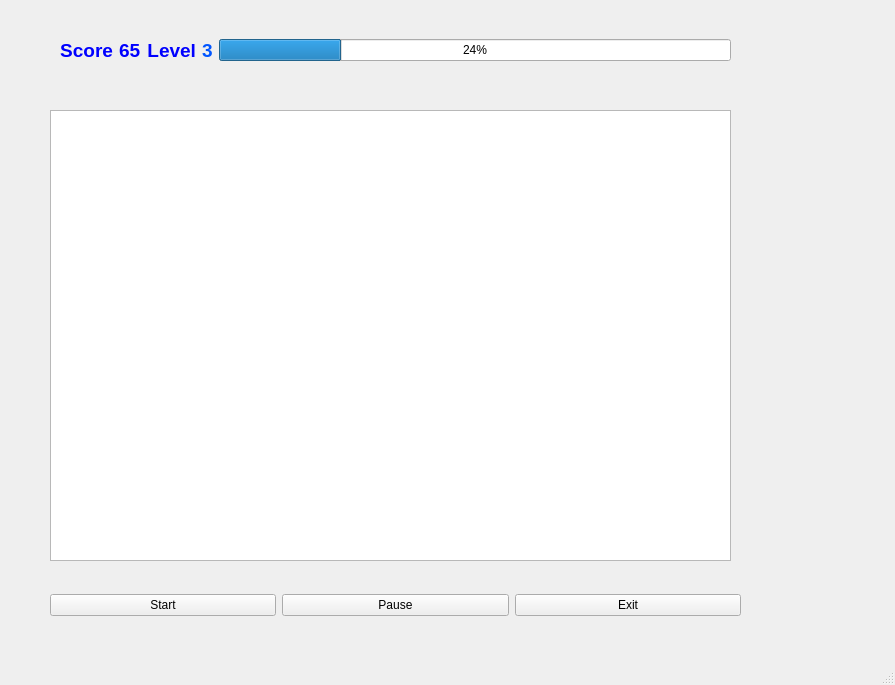
TheresePlaton/test, file snakewindow.ui: the form before one commit.
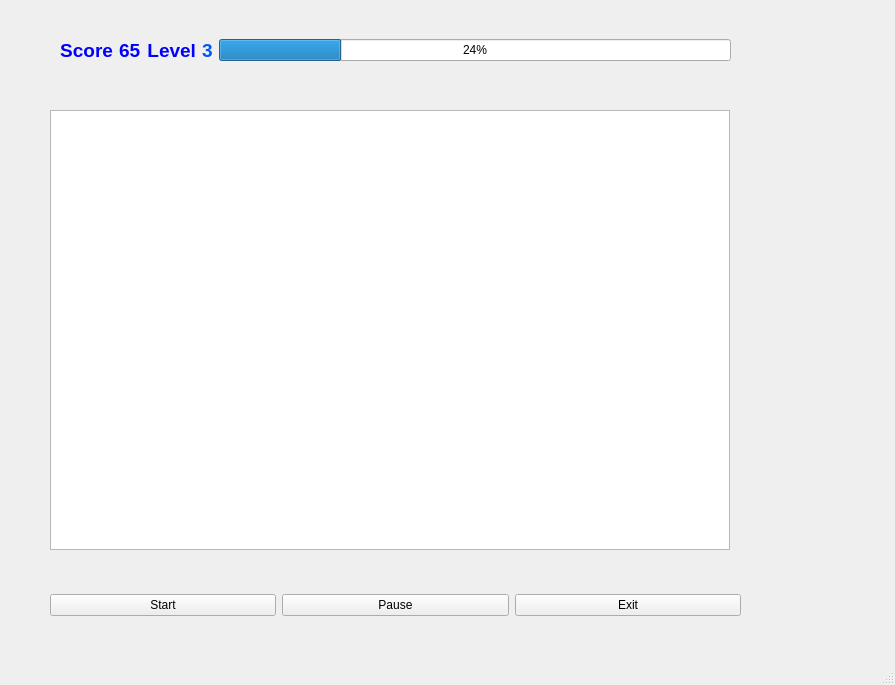
The form after the commit.

```diff
--- a/snakewindow.ui
+++ b/snakewindow.ui
@@ -19,8 +19,8 @@
      <rect>
       <x>50</x>
       <y>110</y>
-      <width>681</width>
-      <height>451</height>
+      <width>680</width>
+      <height>440</height>
      </rect>
     </property>
     <property name="sizePolicy">
@@ -31,8 +31,8 @@
     </property>
     <property name="maximumSize">
      <size>
-      <width>681</width>
-      <height>451</height>
+      <width>680</width>
+      <height>440</height>
      </size>
     </property>
     <property name="mouseTracking">
```
Left out of the diff: 2 changed lines with no effect on the pictures.
